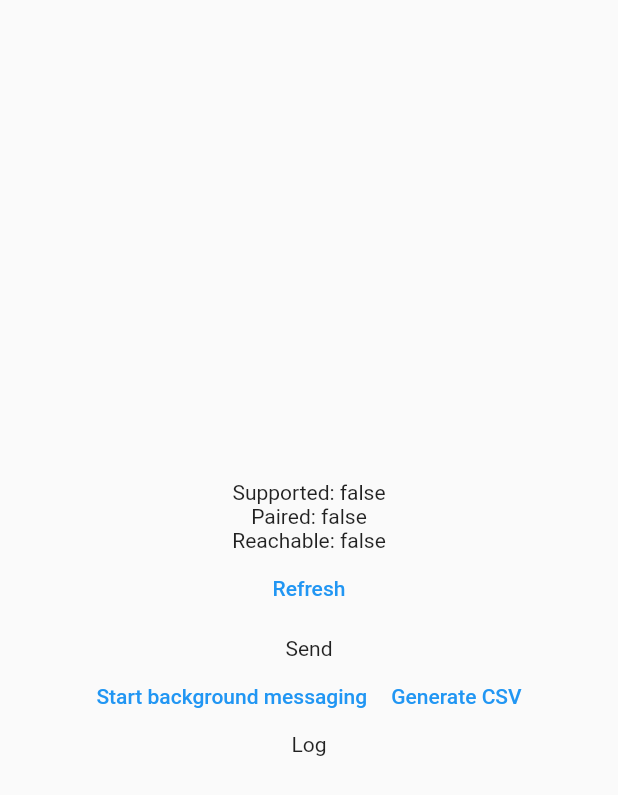
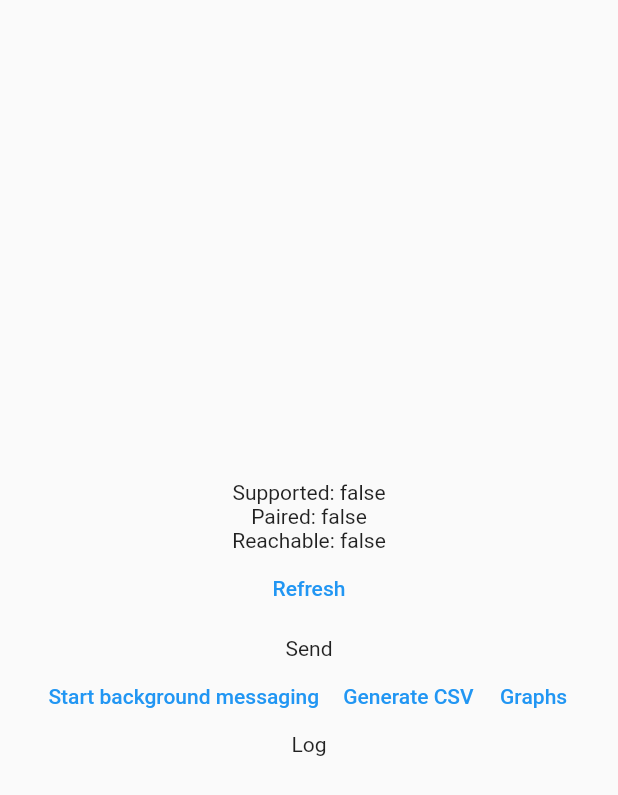
Before and after one commit to Haardik-Ravat/Complex-Behaviour-Recognition, a Flutter app: the screen it shows after launch, on a phone screen of 412 x 824 dp. Shown: the top 795 px of the screen. Run offline on Flutter 3.47's test engine with Material 2 defaults, Android fonts, the phone set to English and light mode, and no system bars; our stand-ins replace csv, permission_handler, sensors; missing offline and left inert: android_intent, graphview, is_wear, watch_connectivity, wear.

Commit message:
Graphs page

```diff
--- /dev/null
+++ b/app_client/lib/graphs.dart
@@ -0,0 +1,29 @@
+import 'dart:async';
+import 'dart:io';
+
+import 'package:flutter/material.dart';
+
+
+class Graphs extends StatefulWidget {
+  const Graphs({Key? key}) : super(key: key);
+
+  @override
+  State<Graphs> createState() => _GraphsState();
+}
+
+class _GraphsState extends State<Graphs> {
+  @override
+  Widget build(BuildContext context) {
+    return Scaffold(
+      appBar: AppBar(
+        title: const Text('Graphs'),
+      ), //AppBar
+      body: const Center(
+        child: Text(
+          'Page for graphs',
+
+        ), //Text
+      ),
+    );
+  }
+}
--- a/app_client/lib/main.dart
+++ b/app_client/lib/main.dart
@@ -10,6 +10,7 @@ import 'package:path_provider/path_provider.dart';
 import 'package:csv/csv.dart';
 import 'package:permission_handler/permission_handler.dart';
 import 'package:path_provider/path_provider.dart';
+import 'package:wear_os/graphs.dart';
 
 late final bool isWear;
 
@@ -171,6 +172,10 @@ class _MyAppState extends State<MyApp> {
                         onPressed: _generateCsvFile,
                         child: Text('Generate CSV'),
                       ),
+                      TextButton(
+                        onPressed:  () {Navigator.push(context,MaterialPageRoute(builder: (context) => const Graphs()));},
+                        child: Text('Graphs'),
+                      ),
                     ],
                   ),
                   const SizedBox(width: 16),
```
Also changed, not shown: app_client/pubspec.lock.
